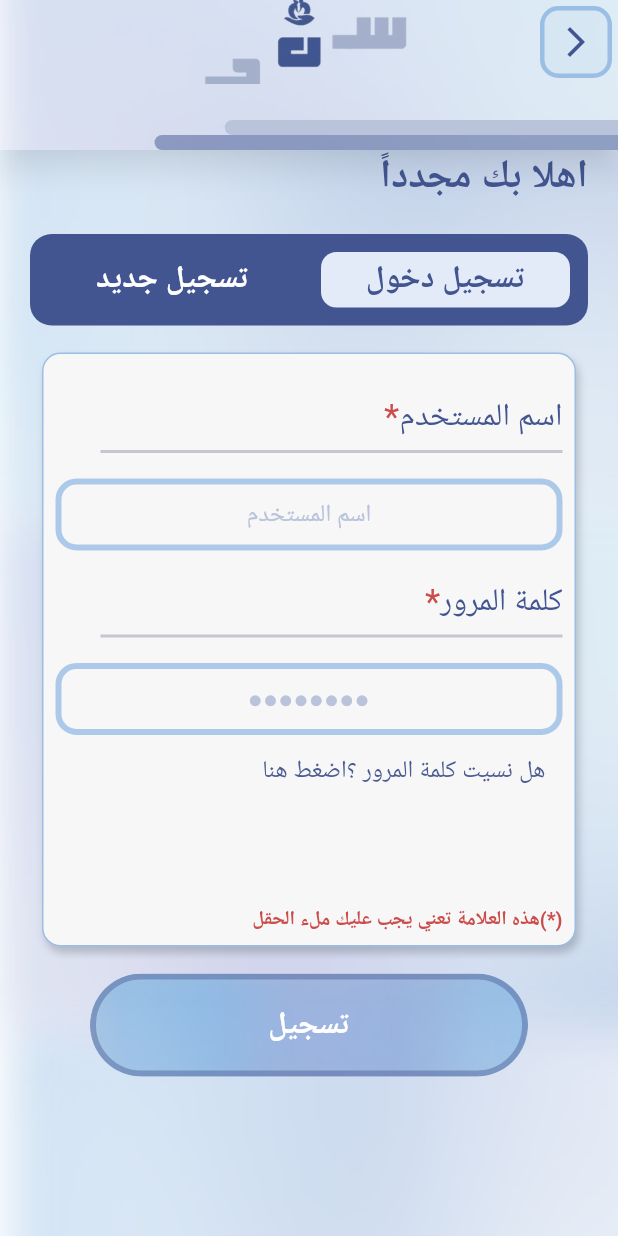
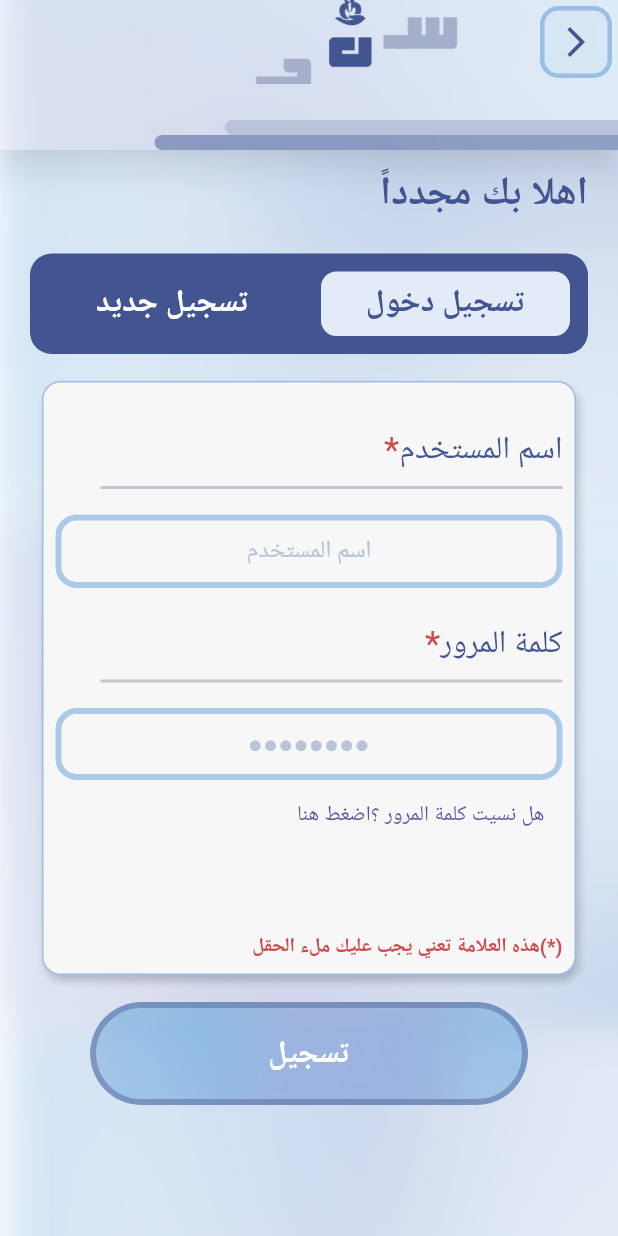
Before and after one commit to 0Ahmad0/sanad_app, a Flutter app: the AuthScreen screen opened by its route, on a phone screen of 412 x 824 dp. Run offline on Flutter 3.47's test engine with Material 3 defaults, Android fonts, the phone set to English and light mode, and no system bars; our stand-ins replace animate_do, flutter_localization, flutter_screenutil, flutter_spinkit, get, get_storage and 1 more; accounts and stored records are empty; Roboto replaces fonts that are missing (Cairo).

Commit message:
finish Auth And start with Admin Pages

```diff
--- a/lib/app/core/route/app_route.dart
+++ b/lib/app/core/route/app_route.dart
@@ -1,23 +1,38 @@
 import 'package:get/get.dart';
+import 'package:sanad_app/admin/screens/home_admin_screen.dart';
 import 'package:sanad_app/app/controller/auth_controller.dart';
 import 'package:sanad_app/app/screens/auth/auth_screen.dart';
 import 'package:sanad_app/app/screens/splash_screen.dart';
+
+import '../../screens/auth/forget_password_screen.dart';
 
 class AppRoute {
   ///<Screens Names>///
   static const initialRoute = '/';
   static const authRoute = '/auth';
+  static const forgetPasswordRoute = '/forgetPassword';
+  ///Admin Screens
+  static const homeAdminRoute = '/homeAdmin';
 
   static List<GetPage> appPages = [
     GetPage(
-      name: '/',
-      page: () => const SplashScreen(),
-      transition: Transition.zoom
+        name: initialRoute,
+        page: () => const SplashScreen(),
+        transition: Transition.zoom),
+    GetPage(
+        name: authRoute,
+        page: () => const AuthScreen(),
+        transition: Transition.leftToRightWithFade,
+       ),
+    GetPage(
+      name: forgetPasswordRoute,
+      page: () => ForgetPasswordScreen(),
+      transition: Transition.downToUp,
     ),
     GetPage(
-      name: '/auth',
-      page: () => const AuthScreen(),
-      transition: Transition.leftToRightWithFade
-    ),
+      name: homeAdminRoute,
+      page: () => HomeAdminScreen(),
+      transition: Transition.fadeIn,
+    )
   ];
 }
--- a/lib/app/core/utils/app_string.dart
+++ b/lib/app/core/utils/app_string.dart
@@ -11,18 +11,28 @@ class AppString {
   static const fullName = "الاسم كاملاً";
   static const email = "البريد الالكتروني";
   static const phone = "رقم الهاتف";
-  static const emailRecovery = "Email Recovery";
   static const forgetPassword = "هل نسيت كلمة المرور ؟اضغط هنا";
+  static const reInsertPassword = "اعادة تعيين كلمة المرور";
+  static const pleaseInsertYourEmail = "يرجى ادخال البريد الالكتروني";
+  static const emailExample = "useremail@example.com";
+  static const send = "إرسال";
+  static const emailRecoverySend = "تم إرسال رابط التحقق";
   static const welcome = "Welcome,";
+  // static const welcome = "Welcome,";
+  // static const welcome = "Welcome,";
+  // static const welcome = "Welcome,";
   static const name = "Name";
   static const confirmPassword = "Confirm Password";
   static const allReadyHaveAccount = "all ready have Account ? ";
-  static const send = "Send";
   static const update = "Update";
   static const resetPassword = "Reset password";
   static const  verifyEmail= "Verify Email";
-  static const emailRecoveryDescription =
-      "Enter the email associated with your account and we’ll send an email with instruction to reset your password.";
+  static const  verify= "تحقق";
+  static const  linkValidAt= "الرابط صالح لمدة 5دقائق :";
+  static const  resendLink= "اعادة ارسال رمز التحقق؟";
+
+  static  emailRecoveryDescription (String text)=>
+      "تم إرسال رابط تحقق إلى بريدك الإلكتروني *****$text";
   static const verifyEmailDescription =
       "Verify Your Email" ;
   static const verifyEmailDescription2 = 'If it\'s not there, you can request a new verification email.';
--- a/lib/app/screens/auth/auth_screen.dart
+++ b/lib/app/screens/auth/auth_screen.dart
@@ -7,6 +7,7 @@ import 'package:get/get.dart';
 import 'package:get/get_state_manager/get_state_manager.dart';
 import 'package:sanad_app/app/controller/auth_controller.dart';
 import 'package:sanad_app/app/core/helper/sizer_media_query.dart';
+import 'package:sanad_app/app/core/route/app_route.dart';
 import 'package:sanad_app/app/core/utils/app_string.dart';
 import 'package:sanad_app/app/core/utils/assets_manager.dart';
 import 'package:sanad_app/app/core/utils/color_manager.dart';
@@ -36,6 +37,9 @@ class AuthScreen extends StatelessWidget {
                   child: Column(
                     crossAxisAlignment: CrossAxisAlignment.start,
                     children: [
+                      const SizedBox(
+                        height: AppSize.s10,
+                      ),
                       Text(
                         AppString.welcomeAgain,
                         style: StylesManager.textBoldStyle(
@@ -62,7 +66,7 @@ class AuthScreen extends StatelessWidget {
                                         alignment: Alignment.center,
                                         duration:
                                             const Duration(milliseconds: 600),
-                                        padding: EdgeInsets.all(AppPadding.p4),
+                                        padding: EdgeInsets.all(AppPadding.p6),
                                         margin: EdgeInsets.all(AppMargin.m8),
                                         decoration: BoxDecoration(
                                           borderRadius:
@@ -92,7 +96,7 @@ class AuthScreen extends StatelessWidget {
                       ),
                       AnimatedContainer(
                         duration: const Duration(milliseconds: 600),
-                        height: controller.currentIndex == 0?getHeight(context) / 2:getHeight(context) / 1.8,
+                        height: controller.currentIndex == 0?getHeight(context) / 2:getHeight(context) / 1.7,
                         child: Form(
                           key: controller.formKey,
                           child: PageView(
@@ -116,7 +120,7 @@ class AuthScreen extends StatelessWidget {
                         child: ButtonAppWidget(
                             onPressed: () {
                               if(controller.formKey.currentState!.validate()){
-
+                                Get.offAllNamed(AppRoute.homeAdminRoute);
                               }
                             }, text: AppString.registration),
                       )
--- a/lib/app/screens/auth/login_widget.dart
+++ b/lib/app/screens/auth/login_widget.dart
@@ -2,7 +2,9 @@ import 'package:flutter/cupertino.dart';
 import 'package:flutter/material.dart';
 import 'package:flutter/widgets.dart';
 import 'package:flutter_screenutil/flutter_screenutil.dart';
+import 'package:get/get.dart';
 import 'package:sanad_app/app/core/helper/sizer_media_query.dart';
+import 'package:sanad_app/app/core/route/app_route.dart';
 import 'package:sanad_app/app/core/utils/app_string.dart';
 import 'package:sanad_app/app/core/utils/color_manager.dart';
 import 'package:sanad_app/app/core/utils/styles_manager.dart';
@@ -65,7 +67,9 @@ class LoginWidget extends StatelessWidget {
                   TextFiledApp(
                     hintText: '●●●●●●●●',
                   ),
-                  TextButton(onPressed: (){}, child: Text(AppString.forgetPassword)),
+                  TextButton(onPressed: (){
+                    Get.toNamed(AppRoute.forgetPasswordRoute);
+                  }, child: Text(AppString.forgetPassword)),
                   // const Spacer(),
 
                 ],
--- a/lib/app/screens/auth/signup_widget.dart
+++ b/lib/app/screens/auth/signup_widget.dart
@@ -43,7 +43,7 @@ class SignUpWidget extends StatelessWidget {
             // const SizedBox(height: AppSize.s20,),
             Text.rich(TextSpan(children: [
               TextSpan(
-                text: AppString.passWord,
+                text: AppString.email,
                 style: StylesManager.textNormalStyle(
                     color: ColorManager.primaryColor, size: 16.sp),
               ),
@@ -61,7 +61,7 @@ class SignUpWidget extends StatelessWidget {
             // const SizedBox(height: AppSize.s20,),
             Text.rich(TextSpan(children: [
               TextSpan(
-                text: AppString.passWord,
+                text: AppString.phone,
                 style: StylesManager.textNormalStyle(
                     color: ColorManager.primaryColor, size: 16.sp),
               ),
--- a/lib/app/screens/auth/widgets/divider_auth_widgets.dart
+++ b/lib/app/screens/auth/widgets/divider_auth_widgets.dart
@@ -5,14 +5,18 @@ import '../../../core/utils/values_manager.dart';
 class DividerAuthWidget extends StatelessWidget {
   const DividerAuthWidget({
     super.key,
+    this.color,
   });
+
+  final Color? color;
 
   @override
   Widget build(BuildContext context) {
-    return const Padding(
-      padding: EdgeInsets.only(left: AppPadding.p30),
+    return  Padding(
+      padding: const EdgeInsets.only(left: AppPadding.p30),
       child: Divider(
         thickness: 2,
+        color: color,
       ),
     );
   }
--- a/lib/main.dart
+++ b/lib/main.dart
@@ -2,6 +2,7 @@ import 'package:flutter/material.dart';
 import 'package:flutter_localizations/flutter_localizations.dart';
 import 'package:flutter_screenutil/flutter_screenutil.dart';
 import 'package:get/get.dart';
+import 'package:google_fonts/google_fonts.dart';
 import 'package:sanad_app/app/core/route/app_route.dart';
 import 'package:sanad_app/app/core/utils/app_constant.dart';
 import 'package:sanad_app/app/core/utils/app_string.dart';
@@ -33,7 +34,10 @@ class MyApp extends StatelessWidget {
             ],
             locale: const Locale('ar'),
             title: AppString.appName,
-            theme: ThemeManager.myTheme,
+            // theme:ThemeManager.myTheme,
+            theme: ThemeData(
+              fontFamily: GoogleFonts.cairo().fontFamily
+            ),
             defaultTransition: Transition.leftToRightWithFade,
             getPages: AppRoute.appPages,
           );
```
Also changed, not shown: lib/admin/screens/home_admin_screen.dart (added, +16 -0 lines), lib/admin/widgets/collapsing_drawer_widget.dart (added, +245 -0 lines), lib/app/controller/forget_password_controller.dart (added, +8 -0 lines), lib/app/screens/auth/forget_password_screen.dart (added, +117 -0 lines), lib/app/screens/auth/widgets/email_recovery_success_widget.dart (added, +79 -0 lines).
